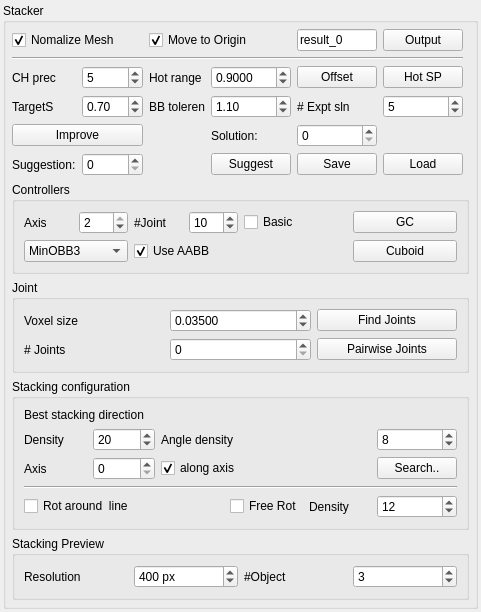
First picture: the form in branch01/Stacker/StackerWidget.ui, repository HonghuaLi/stacker, before the edit.
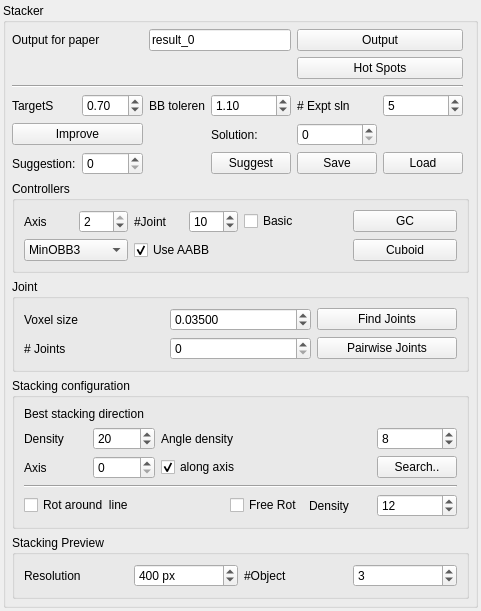
Second picture: the form after the edit. Icons and pictures are not drawn.

Commit message: Moved globals for stacker to stackerGlobal. Adaptive hot_cap. Added noise to vertices to reduce the influence of precision for convex hull.

What changed in the file:
```diff
--- a/branch01/Stacker/StackerWidget.ui
+++ b/branch01/Stacker/StackerWidget.ui
@@ -385,47 +385,6 @@
         </layout>
        </widget>
       </item>
-      <item row="0" column="0" colspan="2">
-       <widget class="QCheckBox" name="normalzieMesh">
-        <property name="text">
-         <string>Nomalize Mesh</string>
-        </property>
-        <property name="checked">
-         <bool>true</bool>
-        </property>
-       </widget>
-      </item>
-      <item row="0" column="2" colspan="2">
-       <widget class="QCheckBox" name="moveCenterToOrigin">
-        <property name="text">
-         <string>Move to Origin</string>
-        </property>
-        <property name="checked">
-         <bool>true</bool>
-        </property>
-       </widget>
-      </item>
-      <item row="0" column="4">
-       <widget class="QLineEdit" name="outputFileName">
-        <property name="text">
-         <string>result_0</string>
-        </property>
-       </widget>
-      </item>
-      <item row="0" column="5">
-       <widget class="QPushButton" name="outputButton">
-        <property name="text">
-         <string>Output</string>
-        </property>
-       </widget>
-      </item>
-      <item row="1" column="0" colspan="6">
-       <widget class="Line" name="line">
-        <property name="orientation">
-         <enum>Qt::Horizontal</enum>
-        </property>
-       </widget>
-      </item>
       <item row="13" column="4">
        <widget class="QPushButton" name="saveSuggestionsButton">
         <property name="text">
@@ -499,13 +458,6 @@
         </property>
        </widget>
       </item>
-      <item row="2" column="4">
-       <widget class="QPushButton" name="offsetButton">
-        <property name="text">
-         <string>Offset</string>
-        </property>
-       </widget>
-      </item>
       <item row="7" column="0">
        <widget class="QLabel" name="targetStackLabel">
         <property name="text">
@@ -549,13 +501,6 @@
         </property>
        </widget>
       </item>
-      <item row="2" column="5">
-       <widget class="QPushButton" name="hotspotsButton">
-        <property name="text">
-         <string>Hot SP</string>
-        </property>
-       </widget>
-      </item>
       <item row="7" column="4">
        <widget class="QLabel" name="label_17">
         <property name="text">
@@ -570,43 +515,38 @@
         </property>
        </widget>
       </item>
-      <item row="2" column="3">
-       <widget class="QDoubleSpinBox" name="hotRange">
-        <property name="prefix">
-         <string/>
+      <item row="0" column="0" colspan="2">
+       <widget class="QLabel" name="label_4">
+        <property name="text">
+         <string>Output for paper</string>
         </property>
-        <property name="decimals">
-         <number>4</number>
+       </widget>
+      </item>
+      <item row="0" column="2" colspan="2">
+       <widget class="QLineEdit" name="outputFileName">
+        <property name="text">
+         <string>result_0</string>
         </property>
-        <property name="maximum">
-         <double>1.000000000000000</double>
-        </property>
-        <property name="singleStep">
-         <double>0.050000000000000</double>
-        </property>
-        <property name="value">
-         <double>0.900000000000000</double>
-        </property>
        </widget>
       </item>
-      <item row="2" column="2">
-       <widget class="QLabel" name="label_2">
+      <item row="0" column="4" colspan="2">
+       <widget class="QPushButton" name="outputButton">
         <property name="text">
-         <string>Hot range</string>
+         <string>Output</string>
         </property>
        </widget>
       </item>
-      <item row="2" column="1">
-       <widget class="QSpinBox" name="chPrecision">
-        <property name="value">
-         <number>5</number>
+      <item row="3" column="0" colspan="6">
+       <widget class="Line" name="line">
+        <property name="orientation">
+         <enum>Qt::Horizontal</enum>
         </property>
        </widget>
       </item>
-      <item row="2" column="0">
-       <widget class="QLabel" name="chPrecisionLabel">
+      <item row="2" column="4" colspan="2">
+       <widget class="QPushButton" name="hotspotsButton">
         <property name="text">
-         <string>CH prec</string>
+         <string>Hot Spots</string>
         </property>
        </widget>
       </item>
```
The commit also changes 25 other files.
